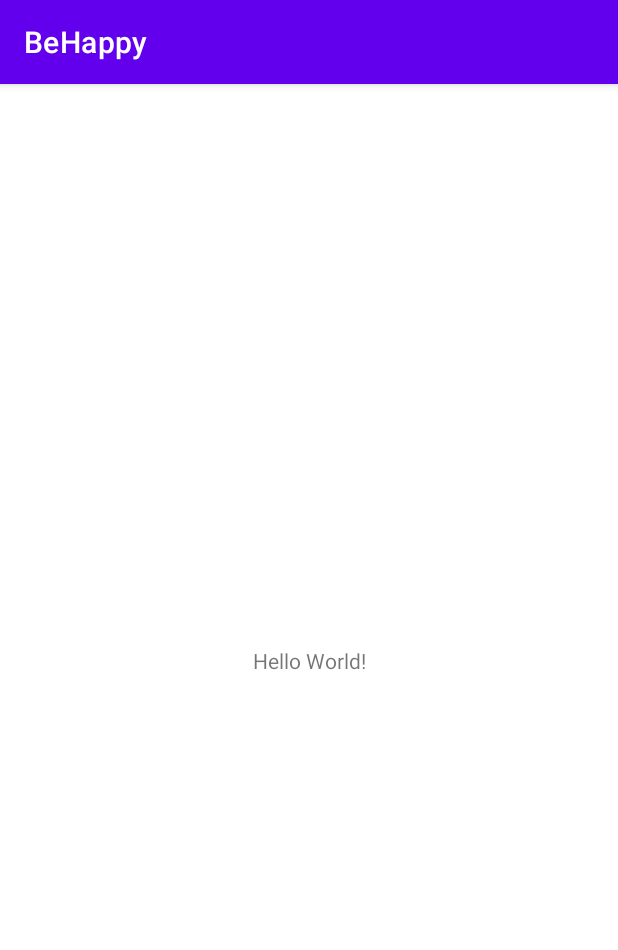
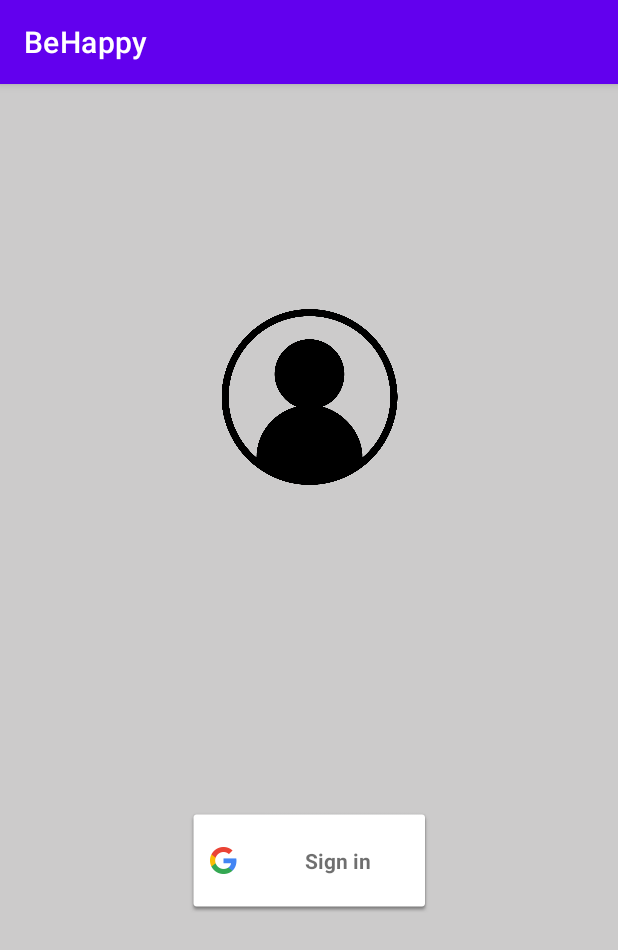
Before and after one commit to LBanda/BeHappy, an Android app: the screen it shows after launch (MainActivity before the commit, LoginActivity after it), on a phone screen of 412 x 824 dp. Shown: the top 950 px of the screen. Run offline under Robolectric (Android 15) with nearby library versions, the phone set to English and light mode, and no system bars; our stand-ins replace Firebase (no records; nobody signed in at launch, a user with empty details on screens opened directly); libraries missing offline, so code that uses them is left out: com.firebase.ui.

Commit message:
pantalla login
desarrollo de la pantalla de login con google

```diff
--- /dev/null
+++ b/app/src/main/java/mx/itesm/equipo2/behappy/LoginActivity.kt
@@ -0,0 +1,74 @@
+package mx.itesm.equipo2.behappy
+
+import android.content.Intent
+import androidx.appcompat.app.AppCompatActivity
+import android.os.Bundle
+import com.firebase.ui.auth.AuthUI
+import com.firebase.ui.auth.FirebaseAuthUIActivityResultContract
+import com.firebase.ui.auth.data.model.FirebaseAuthUIAuthenticationResult
+import com.google.firebase.auth.FirebaseAuth
+import com.google.firebase.auth.FirebaseUser
+import mx.itesm.equipo2.behappy.databinding.ActivityLoginBinding
+
+class LoginActivity : AppCompatActivity() {
+
+    private lateinit var binding: ActivityLoginBinding
+
+    private val signInLauncher = registerForActivityResult(
+        FirebaseAuthUIActivityResultContract()
+    ) { result ->
+        this.onSignInResult(result)
+    }
+
+    private fun onSignInResult(result: FirebaseAuthUIAuthenticationResult){
+        if(result.resultCode == RESULT_OK){
+            val usuario = FirebaseAuth.getInstance().currentUser
+            cambiarAMenu(usuario)
+        }
+        else{
+            println("Error al autenticar...")
+        }
+    }
+
+    override fun onCreate(savedInstanceState: Bundle?) {
+        super.onCreate(savedInstanceState)
+        //setContentView(R.layout.activity_login)
+        binding = ActivityLoginBinding.inflate(layoutInflater)
+        setContentView(binding.root)
+        registrarEventos()
+    }
+
+    override fun onStart() {
+        super.onStart()
+        val usuario = FirebaseAuth.getInstance().currentUser
+        if (usuario != null){
+            cambiarAMenu(usuario)
+        }
+    }
+
+    private fun cambiarAMenu(usuario: FirebaseUser?) {
+        println("Bienvenido ${usuario?.displayName}")
+        println("Correo: ${usuario?.email}")
+        println("Token: ${usuario?.uid}")
+        val intMenu = Intent(this, MainActivity::class.java)
+        startActivity(intMenu)
+        finish()
+    }
+
+    private fun registrarEventos() {
+        binding.btnLogin.setOnClickListener {
+            autenticar()
+        }
+    }
+
+    private fun autenticar() {
+        val providers = arrayListOf(
+            AuthUI.IdpConfig.GoogleBuilder().build(),
+        )
+        val signInIntent = AuthUI.getInstance()
+            .createSignInIntentBuilder()
+            .setAvailableProviders(providers)
+            .build()
+        signInLauncher.launch(signInIntent)
+    }
+}
--- /dev/null
+++ b/app/src/main/res/layout/activity_login.xml
@@ -0,0 +1,31 @@
+<?xml version="1.0" encoding="utf-8"?>
+<androidx.constraintlayout.widget.ConstraintLayout xmlns:android="http://schemas.android.com/apk/res/android"
+    xmlns:app="http://schemas.android.com/apk/res-auto"
+    xmlns:tools="http://schemas.android.com/tools"
+    android:layout_width="match_parent"
+    android:layout_height="match_parent"
+    android:background="#CCCBCB"
+    tools:context=".LoginActivity">
+
+    <ImageView
+        android:id="@+id/imageView"
+        android:layout_width="118dp"
+        android:layout_height="117dp"
+        android:layout_marginTop="150dp"
+        app:layout_constraintEnd_toEndOf="parent"
+        app:layout_constraintHorizontal_bias="0.5"
+        app:layout_constraintStart_toStartOf="parent"
+        app:layout_constraintTop_toTopOf="parent"
+        app:srcCompat="@drawable/logins" />
+
+    <com.google.android.gms.common.SignInButton
+        android:id="@+id/btnLogin"
+        android:layout_width="163dp"
+        android:layout_height="70dp"
+        app:layout_constraintBottom_toBottomOf="parent"
+        app:layout_constraintEnd_toEndOf="parent"
+        app:layout_constraintHorizontal_bias="0.5"
+        app:layout_constraintStart_toStartOf="parent"
+        app:layout_constraintTop_toBottomOf="@+id/imageView" />
+
+</androidx.constraintlayout.widget.ConstraintLayout>
--- a/app/src/main/res/layout/activity_main.xml
+++ b/app/src/main/res/layout/activity_main.xml
@@ -6,13 +6,14 @@
     android:layout_height="match_parent"
     tools:context=".MainActivity">
 
-    <TextView
+    <Button
+        android:id="@+id/btnCerrarSesion"
         android:layout_width="wrap_content"
         android:layout_height="wrap_content"
-        android:text="Hello World!"
-        app:layout_constraintBottom_toBottomOf="parent"
+        android:layout_marginTop="32dp"
+        android:text="Cerrar Sesion"
         app:layout_constraintEnd_toEndOf="parent"
+        app:layout_constraintHorizontal_bias="0.5"
         app:layout_constraintStart_toStartOf="parent"
         app:layout_constraintTop_toTopOf="parent" />
-
 </androidx.constraintlayout.widget.ConstraintLayout>
--- a/build.gradle
+++ b/build.gradle
@@ -1,4 +1,8 @@
-// Top-level build file where you can add configuration options common to all sub-projects/modules.
+buildscript {
+    dependencies {
+        classpath 'com.google.gms:google-services:4.3.10'
+    }
+}// Top-level build file where you can add configuration options common to all sub-projects/modules.
 plugins {
     id 'com.android.application' version '7.4.1' apply false
     id 'com.android.library' version '7.4.1' apply false
```
Also changed, not shown: app/build.gradle (+7 -0 lines), app/src/main/AndroidManifest.xml (+7 -2 lines), app/src/main/java/mx/itesm/equipo2/behappy/MainActivity.kt (+24 -1 lines), app/src/main/res/drawable/logins.png (added), 1 other file.
